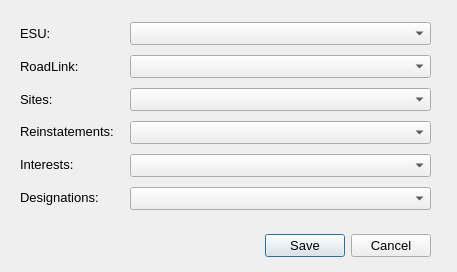
Before: the Qt Designer form gui/forms/ui/Settings_Dialog.ui in TheD3an79/qgis-lsg_manager, drawn with Qt 5.
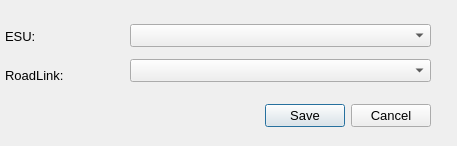
After: the same form once the commit is applied. Custom widgets are drawn as their Qt base class.

Commit message: Add adopt section - Data Table Layers

What changed in the file:
```diff
--- a/gui/forms/ui/Settings_Dialog.ui
+++ b/gui/forms/ui/Settings_Dialog.ui
@@ -7,7 +7,7 @@
     <x>0</x>
     <y>0</y>
     <width>457</width>
-    <height>272</height>
+    <height>146</height>
    </rect>
   </property>
   <property name="font">
@@ -22,7 +22,7 @@
    <property name="geometry">
     <rect>
      <x>30</x>
-     <y>230</y>
+     <y>100</y>
      <width>401</width>
      <height>32</height>
     </rect>
@@ -34,13 +34,13 @@
     <set>QDialogButtonBox::Cancel|QDialogButtonBox::Save</set>
    </property>
   </widget>
-  <widget class="QWidget" name="">
+  <widget class="QWidget" name="layoutWidget">
    <property name="geometry">
     <rect>
-     <x>20</x>
+     <x>5</x>
      <y>20</y>
-     <width>101</width>
-     <height>191</height>
+     <width>121</width>
+     <height>71</height>
     </rect>
    </property>
    <layout class="QVBoxLayout" name="verticalLayout">
@@ -68,63 +68,15 @@
       </property>
      </widget>
     </item>
-    <item>
-     <widget class="QLabel" name="label_3">
-      <property name="font">
-       <font>
-        <pointsize>10</pointsize>
-       </font>
-      </property>
-      <property name="text">
-       <string>Sites:</string>
-      </property>
-     </widget>
-    </item>
-    <item>
-     <widget class="QLabel" name="label_5">
-      <property name="font">
-       <font>
-        <pointsize>10</pointsize>
-       </font>
-      </property>
-      <property name="text">
-       <string>Reinstatements:</string>
-      </property>
-     </widget>
-    </item>
-    <item>
-     <widget class="QLabel" name="label_6">
-      <property name="font">
-       <font>
-        <pointsize>10</pointsize>
-       </font>
-      </property>
-      <property name="text">
-       <string>Interests:</string>
-      </property>
-     </widget>
-    </item>
-    <item>
-     <widget class="QLabel" name="label_4">
-      <property name="font">
-       <font>
-        <pointsize>10</pointsize>
-       </font>
-      </property>
-      <property name="text">
-       <string>Designations:</string>
-      </property>
-     </widget>
-    </item>
    </layout>
   </widget>
-  <widget class="QWidget" name="">
+  <widget class="QWidget" name="layoutWidget">
    <property name="geometry">
     <rect>
      <x>130</x>
      <y>18</y>
      <width>301</width>
-     <height>201</height>
+     <height>71</height>
     </rect>
    </property>
    <layout class="QVBoxLayout" name="verticalLayout_2">
@@ -134,18 +86,6 @@
     <item>
      <widget class="QgsMapLayerComboBox" name="mlc_road_link"/>
     </item>
-    <item>
-     <widget class="QgsMapLayerComboBox" name="mlc_sites"/>
-    </item>
-    <item>
-     <widget class="QgsMapLayerComboBox" name="mlc_reinstatements"/>
-    </item>
-    <item>
-     <widget class="QgsMapLayerComboBox" name="mlc_interests"/>
-    </item>
-    <item>
-     <widget class="QgsMapLayerComboBox" name="mlc_designations"/>
-    </item>
    </layout>
   </widget>
  </widget>
```
The commit also changes 22 other files.
